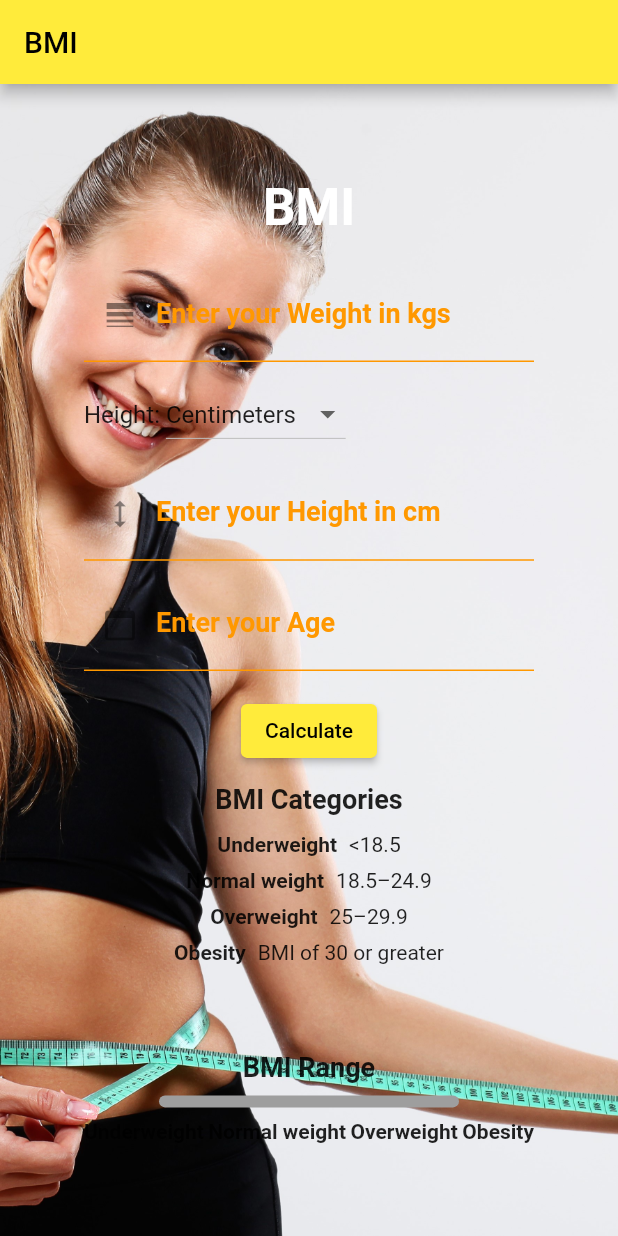
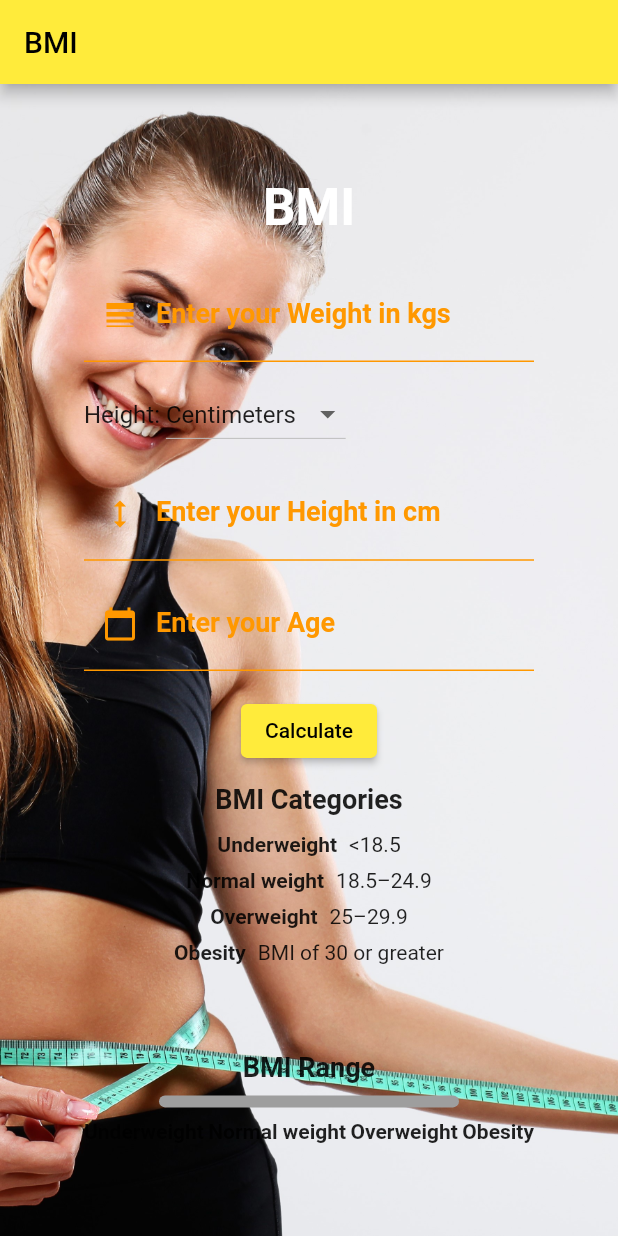
Before and after one commit to prateekp273/body_mass_index-BMI-using-flutter, a Flutter app: the screen it shows after launch, on a phone screen of 412 x 824 dp. Run offline on Flutter 3.47's test engine with Material 2 defaults, Android fonts, the phone set to English and light mode, and no system bars.

```diff
--- a/lib/main.dart
+++ b/lib/main.dart
@@ -205,7 +205,7 @@ class _DashBoardScreenState extends State<DashBoardScreen> {
         controller: heightController,
         decoration: const InputDecoration(
           labelText: 'Enter your Height in cm',
-          prefixIcon: Icon(Icons.height),
+          prefixIcon: Icon(Icons.height, color: Colors.orange,),
         ),
         keyboardType: TextInputType.number,
         style: TextStyle(
@@ -286,7 +286,7 @@ class _DashBoardScreenState extends State<DashBoardScreen> {
                     controller: wtController,
                     decoration: const InputDecoration(
                       labelText: 'Enter your Weight in kgs',
-                      prefixIcon: Icon(Icons.line_weight),
+                      prefixIcon: Icon(Icons.line_weight, color: Colors.orange,),
                     ),
                     keyboardType: TextInputType.number,
                     style: TextStyle(
@@ -329,7 +329,7 @@ class _DashBoardScreenState extends State<DashBoardScreen> {
                     controller: ageController,
                     decoration: const InputDecoration(
                       labelText: 'Enter your Age',
-                      prefixIcon: Icon(Icons.calendar_today),
+                      prefixIcon: Icon(Icons.calendar_today, color: Colors.orange,),
                     ),
                     keyboardType: TextInputType.number,
                     style: TextStyle(
```
